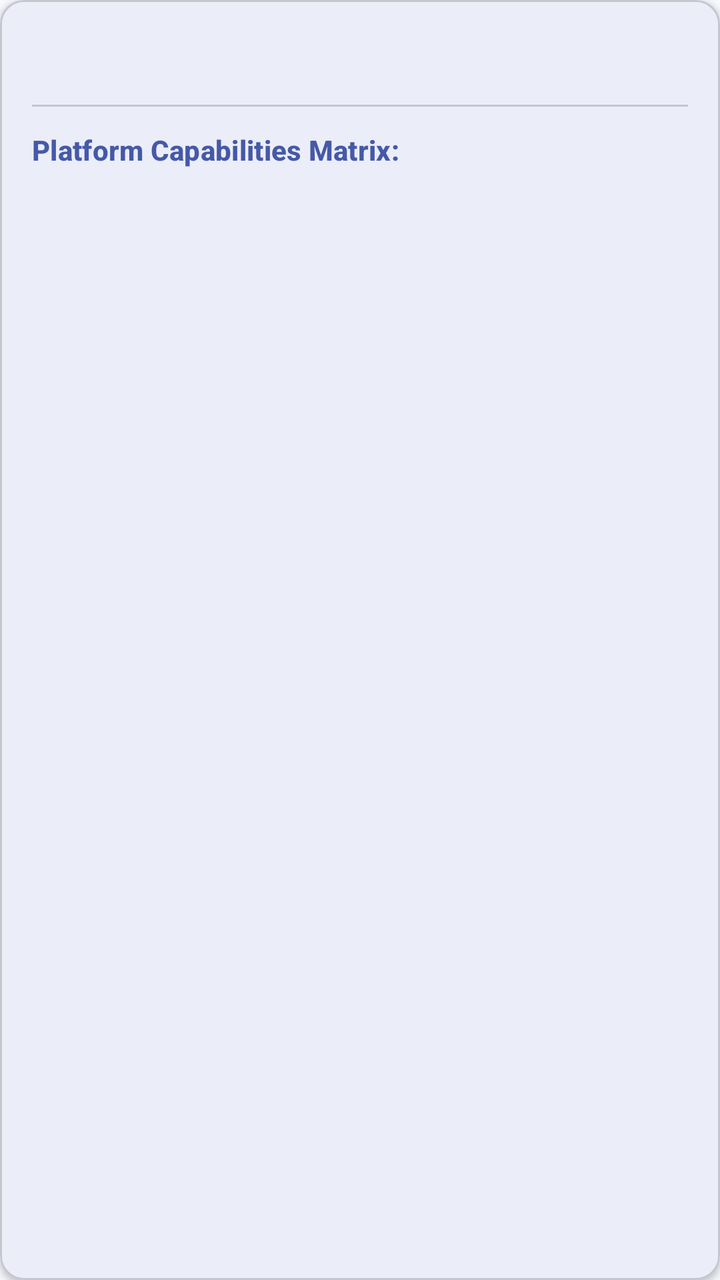
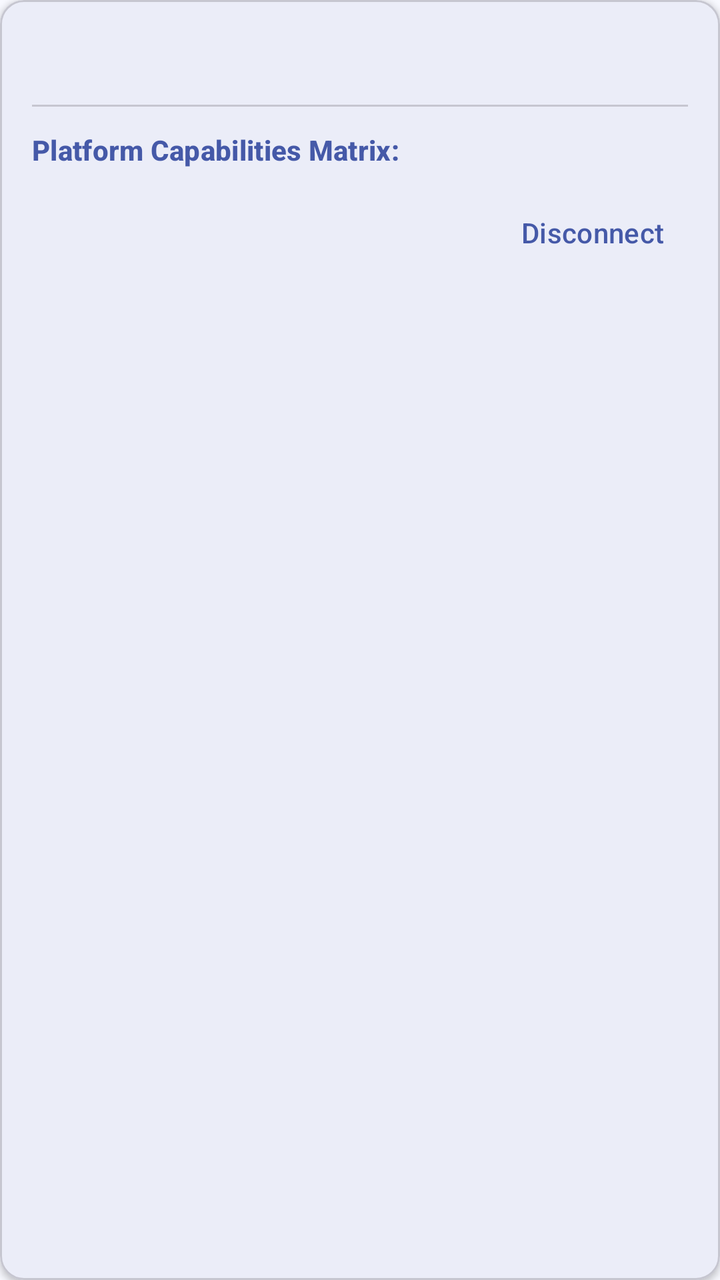

Compare the two renders of this Android layout. The source of the first and the diff that turns it into the second are given below.
<!-- AndroidManifest.xml: application theme Theme.SocialAgent -->
<!-- res/layout/item_channel_account.xml -->
<?xml version="1.0" encoding="utf-8"?>
<com.google.android.material.card.MaterialCardView xmlns:android="http://schemas.android.com/apk/res/android"
    xmlns:app="http://schemas.android.com/apk/res-auto"
    android:layout_width="match_parent"
    android:layout_height="wrap_content"
    android:layout_marginBottom="12dp"
    app:cardCornerRadius="12dp"
    app:cardElevation="2dp">

    <LinearLayout
        android:layout_width="match_parent"
        android:layout_height="wrap_content"
        android:orientation="vertical"
        android:padding="16dp">

        <LinearLayout
            android:layout_width="match_parent"
            android:layout_height="wrap_content"
            android:gravity="center_vertical"
            android:orientation="horizontal">

            <TextView
                android:id="@+id/tvChannelType"
                android:layout_width="wrap_content"
                android:layout_height="wrap_content"
                android:textAppearance="?attr/textAppearanceTitleMedium"
                android:textStyle="bold" />

            <TextView
                android:id="@+id/tvDisplayName"
                android:layout_width="0dp"
                android:layout_height="wrap_content"
                android:layout_marginStart="8dp"
                android:layout_weight="1"
                android:ellipsize="end"
                android:maxLines="1"
                android:textAppearance="?attr/textAppearanceBodyLarge" />

            <TextView
                android:id="@+id/tvStatus"
                android:layout_width="wrap_content"
                android:layout_height="wrap_content"
                android:paddingHorizontal="8dp"
                android:paddingVertical="4dp"
                android:textAppearance="?attr/textAppearanceLabelMedium"
                android:textStyle="bold" />
        </LinearLayout>

        <com.google.android.material.button.MaterialButton
            android:id="@+id/btnReconnect"
            style="?attr/materialButtonOutlinedStyle"
            android:layout_width="wrap_content"
            android:layout_height="wrap_content"
            android:layout_marginTop="8dp"
            android:text="@string/channel_reconnect"
            android:visibility="gone" />

        <com.google.android.material.button.MaterialButton
            android:id="@+id/btnRetryFacebookPage"
            style="?attr/materialButtonOutlinedStyle"
            android:layout_width="wrap_content"
            android:layout_height="wrap_content"
            android:text="@string/channel_retry_page"
            android:visibility="gone" />

        <View
            android:layout_width="match_parent"
            android:layout_height="1dp"
            android:layout_marginVertical="12dp"
            android:background="?attr/colorOutlineVariant" />

        <TextView
            android:layout_width="match_parent"
            android:layout_height="wrap_content"
            android:text="@string/channel_capabilities_header"
            android:textAppearance="?attr/textAppearanceLabelLarge"
            android:textColor="?attr/colorPrimary"
            android:textStyle="bold" />

        <LinearLayout
            android:id="@+id/containerCapabilities"
            android:layout_width="match_parent"
            android:layout_height="wrap_content"
            android:layout_marginTop="8dp"
            android:orientation="vertical" />

    </LinearLayout>

</com.google.android.material.card.MaterialCardView>
<!-- resources referenced by this layout -->
<resources>
  <string name="channel_capabilities_header">Platform Capabilities Matrix:</string>
  <string name="channel_reconnect">Reconnect</string>
  <string name="channel_retry_page">Retry Page refresh</string>
  <color name="brand_primary">#4559A8</color>
  <color name="brand_on_primary">#FFFFFF</color>
  <color name="brand_primary_container">#E1E5FF</color>
  <color name="brand_on_primary_container">#101D5B</color>
  <color name="brand_secondary">#52647D</color>
  <color name="brand_on_secondary">#FFFFFF</color>
  <color name="brand_secondary_container">#D6E3FA</color>
  <color name="brand_on_secondary_container">#101D30</color>
  <color name="brand_background">#F8F9FF</color>
  <color name="brand_on_surface">#191B23</color>
  <color name="brand_surface">#F8F9FF</color>
  <color name="brand_surface_container_low">#F2F3FA</color>
  <color name="brand_surface_container">#ECEDF5</color>
  <color name="brand_surface_container_high">#E6E7F0</color>
  <color name="brand_surface_variant">#E2E2EC</color>
  <color name="brand_on_surface_variant">#454650</color>
  <color name="brand_outline">#767680</color>
  <color name="brand_outline_variant">#C6C6D0</color>
  <color name="brand_error">#BA1A1A</color>
  <color name="brand_on_error">#FFFFFF</color>
  <color name="brand_error_container">#FFDAD6</color>
  <style name="TextAppearance.SocialAgent.Display" parent="TextAppearance.Material3.DisplaySmall">
          <item name="android:textColor">?attr/colorOnSurface</item>
      </style>
  <style name="TextAppearance.SocialAgent.Headline" parent="TextAppearance.Material3.HeadlineSmall">
          <item name="android:textColor">?attr/colorOnSurface</item>
      </style>
  <style name="TextAppearance.SocialAgent.Title" parent="TextAppearance.Material3.TitleMedium">
          <item name="android:textColor">?attr/colorOnSurface</item>
      </style>
  <style name="TextAppearance.SocialAgent.Body" parent="TextAppearance.Material3.BodyLarge">
          <item name="android:textColor">?attr/colorOnSurface</item>
      </style>
  <style name="TextAppearance.SocialAgent.Label" parent="TextAppearance.Material3.LabelLarge">
          <item name="android:textColor">?attr/colorOnSurface</item>
      </style>
  <style name="TextAppearance.SocialAgent.Caption" parent="TextAppearance.Material3.BodySmall">
          <item name="android:textColor">?attr/colorOnSurfaceVariant</item>
      </style>
  <style name="Widget.SocialAgent.Button.Primary" parent="Widget.SocialAgent.Button" />
  <style name="Widget.SocialAgent.Button.Text" parent="Widget.Material3.Button.TextButton">
          <item name="android:minHeight">@dimen/button_height</item>
      </style>
  <style name="Widget.SocialAgent.Button.Icon" parent="Widget.SocialAgent.Button">
          <item name="iconSize">@dimen/icon_size</item>
          <item name="iconPadding">0dp</item>
      </style>
  <style name="Widget.SocialAgent.BottomNavigation" parent="Widget.Material3.BottomNavigationView">
          <item name="backgroundTint">@color/brand_surface</item>
      </style>
  <style name="Widget.SocialAgent.Toolbar" parent="Widget.Material3.Toolbar">
          <item name="titleTextAppearance">@style/TextAppearance.SocialAgent.Title</item>
      </style>
  <style name="Widget.SocialAgent.CheckBox" parent="Widget.Material3.CompoundButton.CheckBox" />
  <style name="Widget.SocialAgent.RadioButton" parent="Widget.Material3.CompoundButton.RadioButton" />
  <style name="Widget.SocialAgent.Switch" parent="Widget.Material3.CompoundButton.Switch" />
  <style name="ThemeOverlay.SocialAgent.Dialog" parent="ThemeOverlay.Material3.MaterialAlertDialog">
          <item name="colorPrimary">@color/brand_primary</item>
      </style>
  <dimen name="button_height">48dp</dimen>
  <dimen name="corner_radius_medium">12dp</dimen>
  <dimen name="icon_size">24dp</dimen>
  <dimen name="corner_radius_large">20dp</dimen>
  <dimen name="card_padding">16dp</dimen>
  <!-- unchanged entries left out for length: 6 -->
</resources>

<!-- the commit's change to res/layout/item_channel_account.xml (unified diff, before → after) -->
@@ -84,6 +84,14 @@
             android:layout_marginTop="8dp"
             android:orientation="vertical" />
 
+        <com.google.android.material.button.MaterialButton
+            android:id="@+id/btnDisconnect"
+            style="?attr/borderlessButtonStyle"
+            android:layout_width="wrap_content"
+            android:layout_height="wrap_content"
+            android:layout_gravity="end"
+            android:text="@string/channel_disconnect" />
+
     </LinearLayout>
 
 </com.google.android.material.card.MaterialCardView>
<!-- resource entries referenced after the edit -->
@@ -1,6 +1,7 @@
 <!-- resources referenced by this layout -->
 <resources>
   <string name="channel_capabilities_header">Platform Capabilities Matrix:</string>
+  <string name="channel_disconnect">Disconnect</string>
   <string name="channel_reconnect">Reconnect</string>
   <string name="channel_retry_page">Retry Page refresh</string>
   <color name="brand_primary">#4559A8</color>
